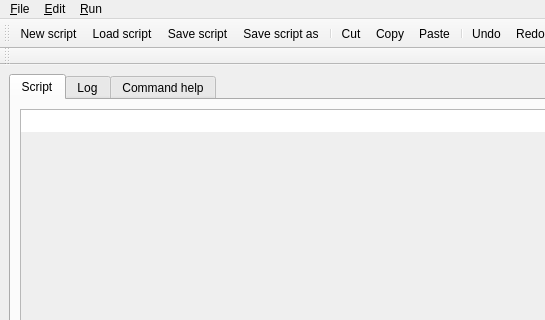
This is cct/qtgui/measurement/scripteditor/scripteditor.ui in awacha/cct as Qt 5 draws it before an edit; both pictures show x 0 to 545 and y 0 to 320 of the 786 by 571 pixel window. The edited form follows.
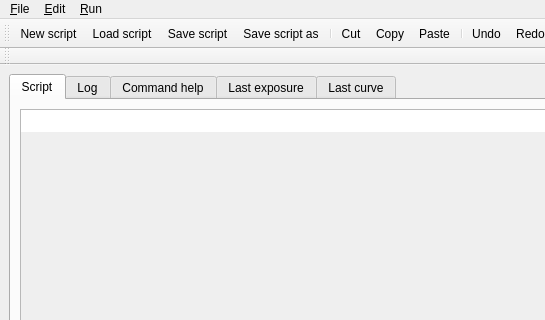
This is the edited form. Icons and pictures are not drawn.

Commit message: Script editor UI: last exposure and last curve tabs

The edit to the form file:
```diff
--- a/cct/qtgui/measurement/scripteditor/scripteditor.ui
+++ b/cct/qtgui/measurement/scripteditor/scripteditor.ui
@@ -27,9 +27,15 @@
         <height>400</height>
        </size>
       </property>
+      <property name="tabShape">
+       <enum>QTabWidget::Rounded</enum>
+      </property>
       <property name="currentIndex">
        <number>0</number>
       </property>
+      <property name="documentMode">
+       <bool>false</bool>
+      </property>
       <widget class="QWidget" name="script">
        <attribute name="icon">
         <iconset resource="../../../resource/icons/icons.qrc">
@@ -81,6 +87,20 @@
         <string>Help on commands</string>
        </attribute>
       </widget>
+      <widget class="QWidget" name="lastExposureTab">
+       <attribute name="icon">
+        <iconset resource="../../../resource/icons/icons.qrc">
+         <normaloff>:/icons/exposureviewer.svg</normaloff>:/icons/exposureviewer.svg</iconset>
+       </attribute>
+       <attribute name="title">
+        <string>Last exposure</string>
+       </attribute>
+      </widget>
+      <widget class="QWidget" name="lastCurveTab">
+       <attribute name="title">
+        <string>Last curve</string>
+       </attribute>
+      </widget>
      </widget>
     </item>
     <item>
```
The commit also changes 2 other files.
